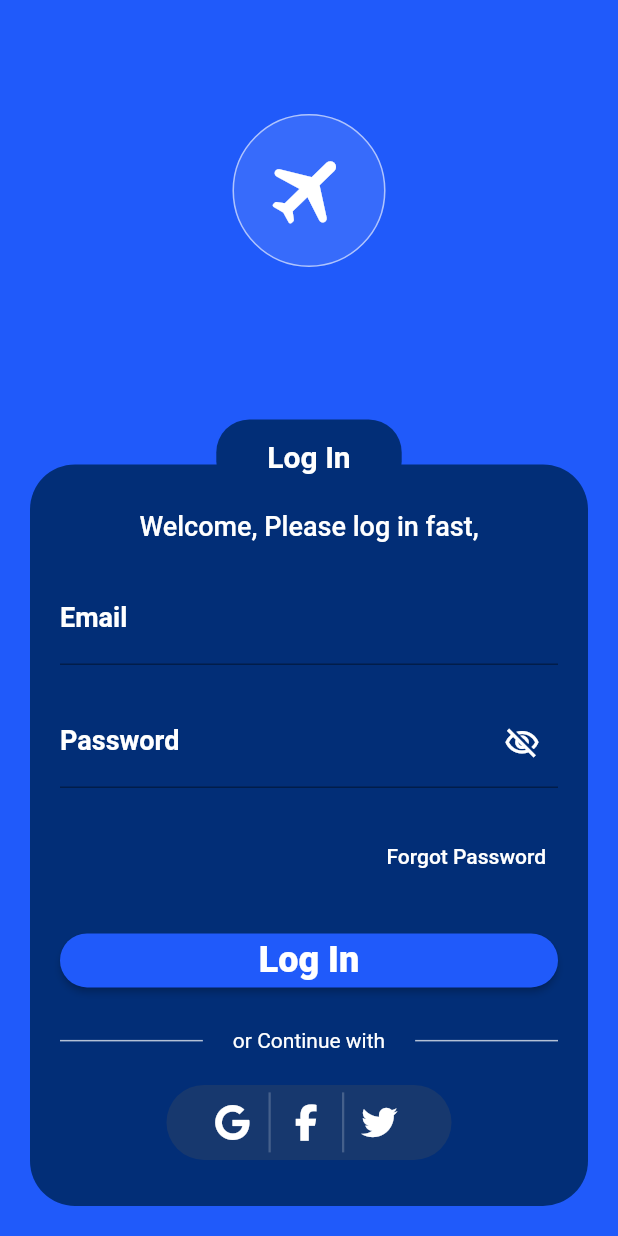
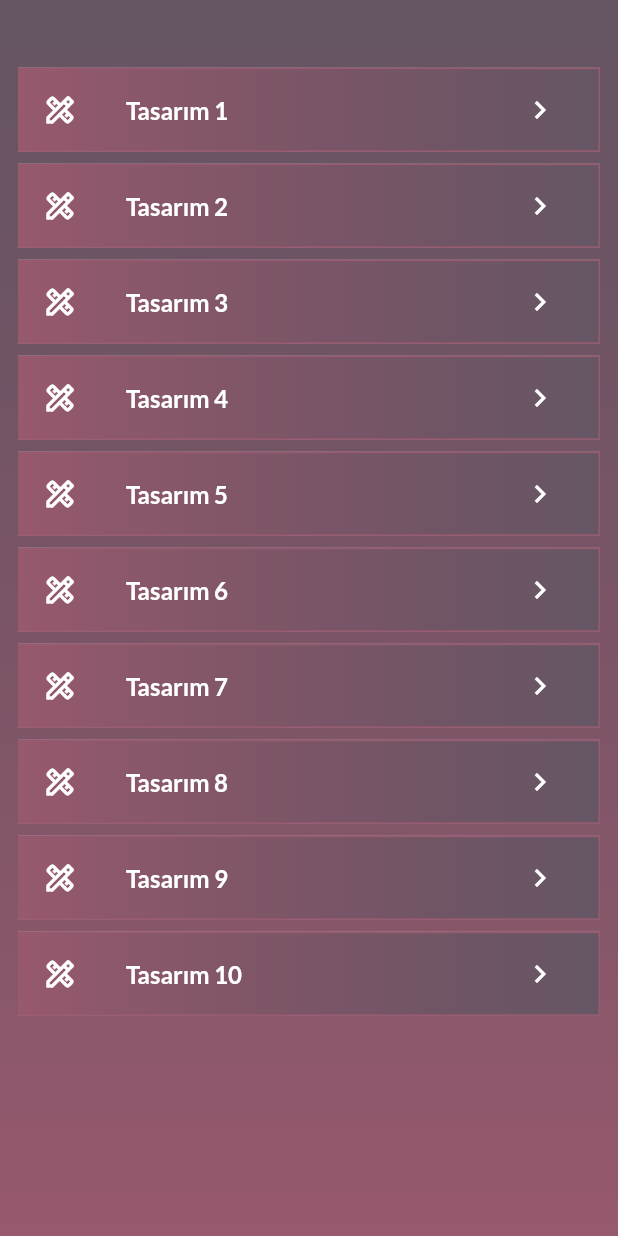
Before and after one commit to kafur-kanliyelek/login_ui_challenge, a Flutter app: the screen it shows after launch, on a phone screen of 412 x 824 dp. Run offline on Flutter 3.47's test engine with Material 2 defaults, Android fonts, the light colour scheme and no system bars; our stand-ins replace font_awesome_flutter, google_fonts.

Commit message:
navigasyon eklendi, bottom overflow sorunu cozuldu

```diff
--- /dev/null
+++ b/lib/Navigation/home.dart
@@ -0,0 +1,109 @@
+import 'package:flutter/material.dart';
+
+import 'package:google_fonts/google_fonts.dart';
+import '../loginDesign-1/login1.dart';
+import '../loginDesign-10/login10.dart';
+import '../loginDesign-2/login2.dart';
+import '../loginDesign-3/login3.dart';
+import '../loginDesign-4/login4.dart';
+import '../loginDesign-5/login5.dart';
+import '../loginDesign-6/login6.dart';
+import '../loginDesign-7/login7.dart';
+import '../loginDesign-8/login8.dart';
+import '../loginDesign-9/login9.dart';
+
+class Home extends StatelessWidget {
+  const Home({super.key});
+
+  @override
+  Widget build(BuildContext context) {
+    double screenHeight = MediaQuery.of(context).size.height;
+    double paddingTopandBottom = screenHeight * 0.05;
+    double paddingLeftandRight = 8.0;
+    return SafeArea(
+      child: Scaffold(
+        body: Container(
+            padding: EdgeInsets.only(
+                top: paddingTopandBottom,
+                bottom: paddingTopandBottom,
+                left: paddingLeftandRight,
+                right: paddingLeftandRight),
+            decoration: BoxDecoration(
+                gradient: LinearGradient(
+                    begin: Alignment.bottomCenter,
+                    end: Alignment.topCenter,
+                    colors: [
+                  _HomeColors().beginColor1,
+                  _HomeColors().beginColor2
+                ])),
+            child: _myListView(context)),
+      ),
+    );
+  }
+}
+
+ListView _myListView(BuildContext context) {
+  return ListView.builder(
+      itemCount: _myPages.length,
+      itemBuilder: (_, index) {
+        return Card(
+          elevation: 0,
+          shape: RoundedRectangleBorder(
+              side: BorderSide(color: _HomeColors().beginColor1),
+              borderRadius: BorderRadius.zero),
+          child: Container(
+            decoration: BoxDecoration(
+                gradient: LinearGradient(
+                    begin: Alignment.bottomLeft,
+                    end: Alignment.bottomRight,
+                    colors: [
+                  _HomeColors().beginColor1,
+                  _HomeColors().beginColor2
+                ])),
+            child: ListTile(
+              iconColor: Colors.white,
+              textColor: Colors.white,
+              leading: Icon(_HomeIcons().leadingIcon),
+              title: Text(
+                'Tasarım ${index + 1}',
+                style: GoogleFonts.lato(
+                    textStyle: TextStyle(fontWeight: FontWeight.bold)),
+              ),
+              trailing: IconButton(
+                  onPressed: () {
+                    Navigator.push(
+                        context,
+                        MaterialPageRoute(
+                            builder: (context) => _myPages[index]));
+                  },
+                  icon: Icon(_HomeIcons().trailingIcon)),
+              onTap: () {},
+            ),
+          ),
+        );
+      });
+}
+
+List _myPages = [
+  LoginPage1(),
+  LoginPage2(),
+  LoginPage3(),
+  LoginPage4(),
+  LoginPage5(),
+  LoginPage6(),
+  LoginPage7(),
+  LoginPage8(),
+  LoginPage9(),
+  LoginPage10(),
+];
+
+class _HomeIcons {
+  IconData leadingIcon = Icons.design_services_outlined;
+  IconData trailingIcon = Icons.chevron_right;
+}
+
+class _HomeColors {
+  Color beginColor1 = Color(0xFF97596E);
+  Color beginColor2 = Color(0xFF402C3E).withOpacity(0.8);
+  Color white = Colors.white;
+}
--- a/lib/loginDesign-2/login2.dart
+++ b/lib/loginDesign-2/login2.dart
@@ -27,6 +27,7 @@ class LoginPage2 extends StatelessWidget {
       ),
       body: Padding(
         padding: EdgeInsets.only(left: generalPadding, right: generalPadding),
+        child: SingleChildScrollView(
           child: Column(
             children: [
               Column(
@@ -53,8 +54,8 @@ class LoginPage2 extends StatelessWidget {
                           ),
                           Text(
                             _ProjectText.rememberMe,
-                          style:
-                              TextStyle(color: _ProjectColors.projecthintText),
+                            style: TextStyle(
+                                color: _ProjectColors.projecthintText),
                           ),
                         ],
                       ),
@@ -80,6 +81,7 @@ class LoginPage2 extends StatelessWidget {
             ],
           ),
         ),
+      ),
     );
   }
 }
--- a/lib/main.dart
+++ b/lib/main.dart
@@ -1,4 +1,5 @@
 import 'package:flutter/material.dart';
+import 'package:login_ui_challenge/Navigation/home.dart';
 import 'package:login_ui_challenge/loginDesign-1/login1.dart';
 import 'package:login_ui_challenge/loginDesign-2/login2.dart';
 import 'package:login_ui_challenge/loginDesign-3/login3.dart';
@@ -17,12 +18,11 @@ void main() {
 class MyApp extends StatelessWidget {
   const MyApp({super.key});
 
-  // This widget is the root of your application.
   @override
   Widget build(BuildContext context) {
     return const MaterialApp(
       title: 'Flutter Login UI Challenge',
-      home: const LoginPage10(),
+      home: const Home(),
     );
   }
 }
```
Also changed, not shown: lib/loginDesign-10/login10.dart (+17 -4 lines), lib/loginDesign-3/login3.dart (+32 -27 lines), lib/loginDesign-4/login4.dart (+9 -5 lines), lib/loginDesign-5/login5.dart (+13 -3 lines), lib/loginDesign-6/login6.dart (+17 -5 lines), lib/loginDesign-7/componenets/elevatedButton.dart (deleted, +0 -46 lines), lib/loginDesign-7/componenets/iconButton.dart (deleted, +0 -23 lines), lib/loginDesign-7/componenets/textButton.dart (deleted, +0 -21 lines), lib/loginDesign-7/login7.dart (+11 -2 lines), lib/loginDesign-8/login8.dart (+7 -2 lines), lib/loginDesign-9/login9.dart (+7 -1 lines). Lines whose indentation alone changed are shown as unchanged.
